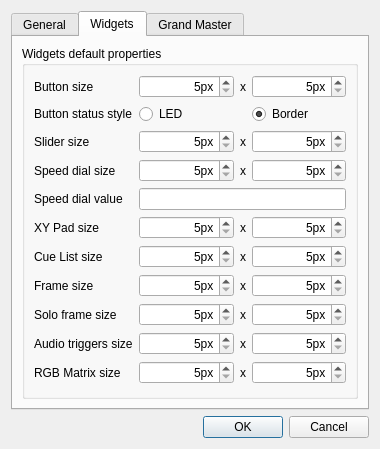
mcallegari/qlcplus, file ui/src/virtualconsole/vcproperties.ui: the form before one commit.
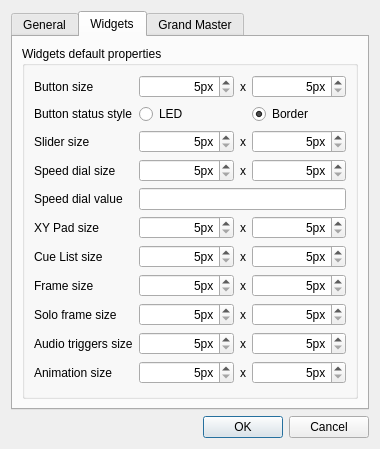
The form after the commit. The open tabs and pages were chosen to show the change.

Commit message: UI: Matrix widget renamed to Animation widget (UI only)

```diff
--- a/ui/src/virtualconsole/vcproperties.ui
+++ b/ui/src/virtualconsole/vcproperties.ui
@@ -576,7 +576,7 @@
           <item row="10" column="0">
            <widget class="QLabel" name="label_22">
             <property name="text">
-             <string>RGB Matrix size</string>
+             <string>Animation size</string>
             </property>
            </widget>
           </item>
```
Left out of the diff: 2 changed lines with no effect on the pictures. The commit also changes 6 other files.
